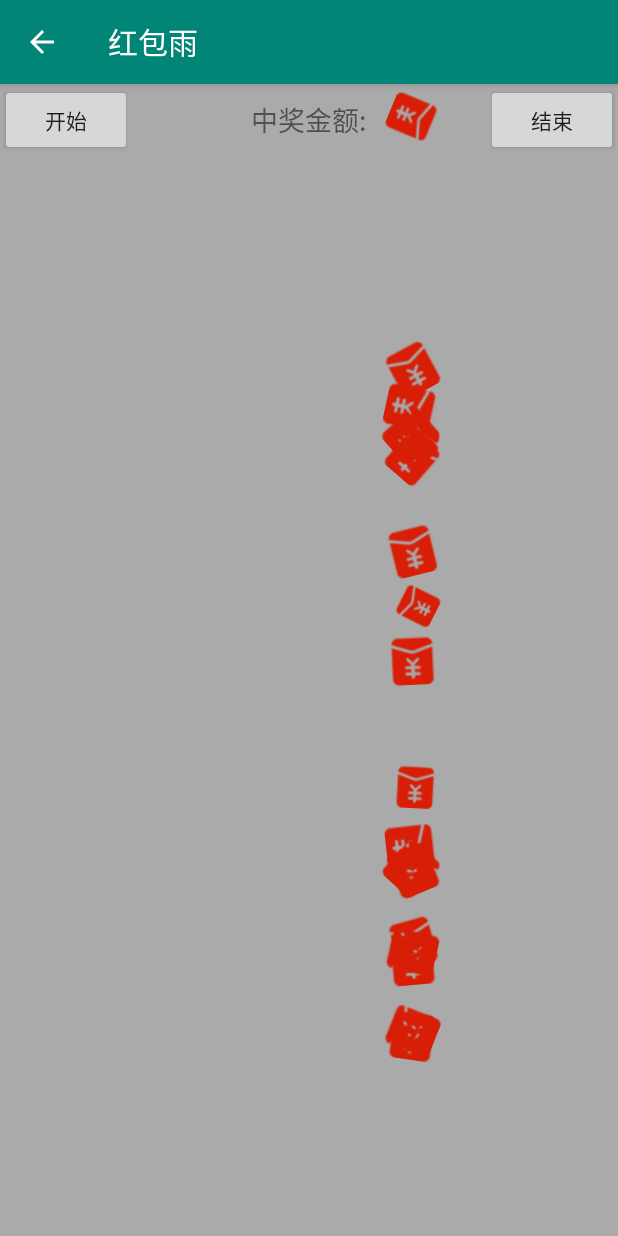
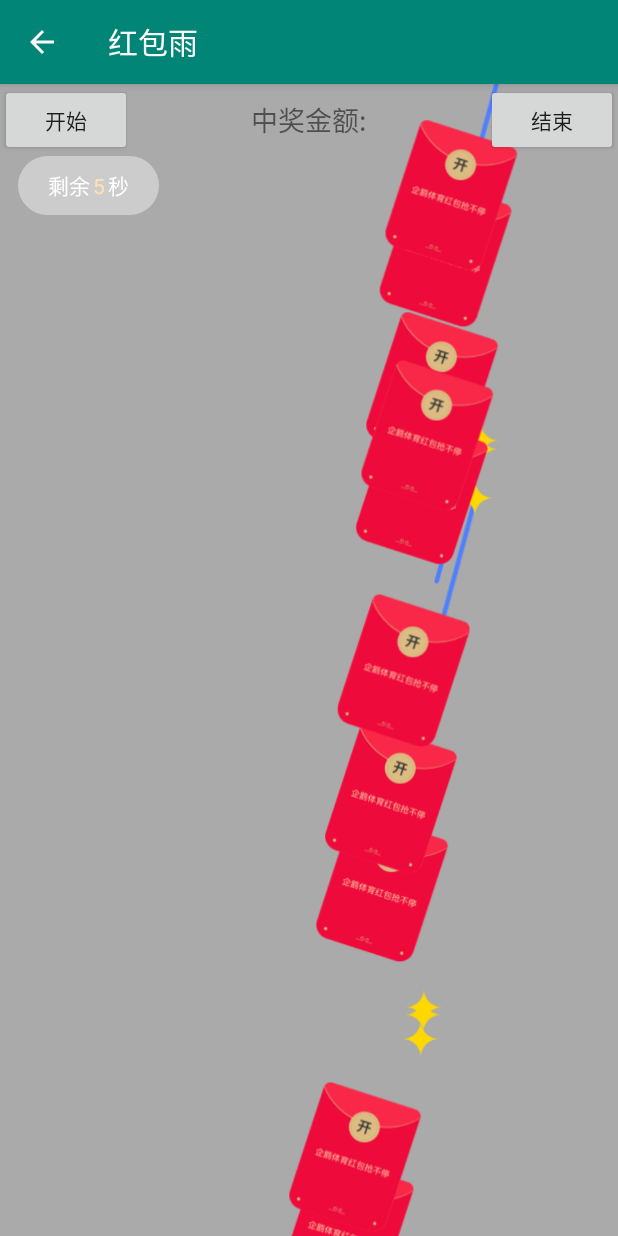
Before and after one commit to xiaogui5910/MyKotlinTestCode, an Android app: the RedPacketActivity screen opened directly, with no data from a screen before it, after a tap on "开始", on a phone screen of 412 x 824 dp. Run offline under Robolectric (Android 15) with nearby library versions, the phone set to English and light mode, and no system bars.

Commit message:
coding by qie_6.0.1 ui design

```diff
--- a/app/src/main/java/com/example/chenchenggui/mykotlintestcode/activity/RedPacketActivity.kt
+++ b/app/src/main/java/com/example/chenchenggui/mykotlintestcode/activity/RedPacketActivity.kt
@@ -1,23 +1,28 @@
 package com.example.chenchenggui.mykotlintestcode.activity
 
 import android.os.Bundle
+import android.os.CountDownTimer
 import android.support.v7.app.AlertDialog
 import android.support.v7.app.AppCompatActivity
+import android.util.Log
 import android.view.MenuItem
 import android.view.View
 import android.widget.Button
 import android.widget.TextView
 import com.example.chenchenggui.mykotlintestcode.R
 import com.example.chenchenggui.mykotlintestcode.redpacket.RedPacket
+import com.example.chenchenggui.mykotlintestcode.redpacket.RedPacketDialog
 import com.example.chenchenggui.mykotlintestcode.redpacket.RedPacketView
 
 class RedPacketActivity : AppCompatActivity(), View.OnClickListener {
-    private lateinit var  redRainView1:RedPacketView
-    private lateinit var  start:Button
-    private lateinit var  stop:Button
-    private lateinit var money:TextView
+    private lateinit var redRainView1: RedPacketView
+    private lateinit var start: Button
+    private lateinit var stop: Button
+    private lateinit var money: TextView
     private var totalmoney = 0
     private lateinit var ab: AlertDialog.Builder
+    private lateinit var tvCount:TextView
+    private var countDownTimer:CountDownTimer?=null
 
     override fun onCreate(savedInstanceState: Bundle?) {
         super.onCreate(savedInstanceState)
@@ -25,37 +30,86 @@ class RedPacketActivity : AppCompatActivity(), View.OnClickListener {
 
 
         ab = AlertDialog.Builder(this)
-        start =  findViewById(R.id.start)
+        start = findViewById(R.id.start)
         stop = findViewById(R.id.stop)
-        money =findViewById(R.id.money)
+        money = findViewById(R.id.money)
         redRainView1 = findViewById(R.id.red_packets_view1)
+        tvCount=findViewById(R.id.tv_count)
+
         start.setOnClickListener(this)
         stop.setOnClickListener(this)
+        tvCount.setOnClickListener(this)
 
         supportActionBar?.setHomeButtonEnabled(true)
         supportActionBar?.setDisplayHomeAsUpEnabled(true)
-        supportActionBar?.title="红包雨"
+        supportActionBar?.title = "红包雨"
 
     }
 
     override fun onOptionsItemSelected(item: MenuItem?): Boolean {
-        if (item?.itemId==android.R.id.home){
+        if (item?.itemId == android.R.id.home) {
             finish()
         }
         return super.onOptionsItemSelected(item)
     }
+
     override fun onClick(v: View?) {
-        when(v?.id){
-            R.id.start->startRedRain()
-            R.id.stop->stopRedRain()
+        when (v?.id) {
+            R.id.start -> {
+//                startRedRain()
+                countDownTimer?.cancel()
+                tvCount.text="5"
+                startRedRain1()
+            }
+            R.id.stop -> stopRedRain()
+            R.id.tv_count->{
+                startRedRain1()
+                countDownTimer=object :CountDownTimer(5*1000,1000){
+                    override fun onFinish() {
+                        tvCount.text="5"
+                        stopRedRain()
+                    }
+
+                    override fun onTick(millisUntilFinished: Long) {
+                        tvCount.text=(millisUntilFinished/1000).toString()
+                    }
+
+                }.start()
+            }
         }
     }
+
+    private fun startRedRain1() {
+        redRainView1.startRain()
+
+        redRainView1.setOnRedPacketClickListener(object : RedPacketView.OnRedPacketClickListener {
+            override fun onRedPacketClickListener(redPacket: RedPacket) {
+                redRainView1.stopRainNow()
+
+                val dialog = RedPacketDialog()
+                dialog.setOnDialogPositiveListener {
+                    Log.e("red_pack","activity-isRealRed=${redPacket.isRealRed}")
+                    if (redPacket.isRealRed) {
+                        dialog.openRedPacket(redPacket)
+                        totalmoney += redPacket.money
+                    } else {
+                        dialog.openRedPacket(redPacket)
+                    }
+                }
+
+                redRainView1.post { dialog.show(supportFragmentManager, "red_packet") }
+                Log.e("red_packet", "onRedPacketClickListener")
+            }
+
+        })
+    }
+
     /**
      * 开始下红包雨
      */
     private fun startRedRain() {
         redRainView1.startRain()
-        redRainView1.setOnRedPacketClickListener(object :RedPacketView.OnRedPacketClickListener{
+        redRainView1.setOnRedPacketClickListener(object : RedPacketView.OnRedPacketClickListener {
             override fun onRedPacketClickListener(redPacket: RedPacket) {
                 redRainView1.pauseRain()
                 ab.setCancelable(false)
@@ -65,7 +119,7 @@ class RedPacketActivity : AppCompatActivity(), View.OnClickListener {
                 if (redPacket.isRealRed) {
                     ab.setMessage("恭喜你，抢到了" + redPacket.money + "元！")
                     totalmoney += redPacket.money
-                    money.text=("中奖金额: $totalmoney")
+                    money.text = ("中奖金额: $totalmoney")
                 } else {
                     ab.setMessage("很遗憾，下次继续努力！")
                 }
@@ -80,6 +134,8 @@ class RedPacketActivity : AppCompatActivity(), View.OnClickListener {
      */
     private fun stopRedRain() {
         totalmoney = 0//金额清零
+        countDownTimer?.cancel()
+        tvCount.text="5"
         redRainView1.stopRainNow()
     }
 
--- a/app/src/main/java/com/example/chenchenggui/mykotlintestcode/redpacket/RedPacket.kt
+++ b/app/src/main/java/com/example/chenchenggui/mykotlintestcode/redpacket/RedPacket.kt
@@ -2,6 +2,7 @@ package com.example.chenchenggui.mykotlintestcode.redpacket
 
 import android.content.Context
 import android.graphics.Bitmap
+import android.util.Log
 import java.util.*
 
 /**
@@ -9,7 +10,8 @@ import java.util.*
  * author : chenchenggui
  * creation date: 2018/11/27
  */
-class RedPacket(context: Context, originalBitmap: Bitmap, speed: Int, maxSize: Float, minSize: Float, viewWidth: Int) {
+class RedPacket(context: Context, originalBitmap: Bitmap, speed: Int, maxSize: Float, minSize:
+Float, viewWidth: Int, var isRedPacketStyle: Boolean) {
     var x: Float = 0f
     var y: Float = 0f
     var rotation: Float = 0f
@@ -20,7 +22,12 @@ class RedPacket(context: Context, originalBitmap: Bitmap, speed: Int, maxSize: F
     var bitmap: Bitmap? = null
     var money: Int = 0
     var isRealRed: Boolean = false
+    var prizeName:String=""
+    var prizeType:PrizeType=PrizeType.EMPTY
 
+    enum class PrizeType{
+        MONEY,COUPON,EMPTY
+    }
     /**
      * 随机 是否为中奖红包
      */
@@ -28,11 +35,20 @@ class RedPacket(context: Context, originalBitmap: Bitmap, speed: Int, maxSize: F
     //中奖金额
     val isRealRedPacket: Boolean
         get() {
-            val random = Random()
-            val num = random.nextInt(10) + 1
-            if (num % 2 == 0) {
-                money = num * 2
-                return true
+            if (isRedPacketStyle){
+                val random = Random()
+                val num = random.nextInt(10) + 1
+                if (num % 2 == 0) {
+                    if (num<=5){
+                        prizeType=PrizeType.MONEY
+                        prizeName="企鹅体育的红包"
+                    }else{
+                        prizeType=PrizeType.COUPON
+                        prizeName="沃尔玛的优惠券"
+                    }
+                    money = num * 2
+                    return true
+                }
             }
             return false
         }
@@ -43,18 +59,24 @@ class RedPacket(context: Context, originalBitmap: Bitmap, speed: Int, maxSize: F
         if (widthRandom < minSize || widthRandom > maxSize) {
             widthRandom = maxSize.toDouble()
         }
+//        if (isRedPacketStyle){
+            widthRandom=0.6
+//        }
+        Log.e("red_packet","widthRandom=$widthRandom")
         //红包的宽度
         width = (originalBitmap.width * widthRandom).toInt()
         //红包的高度
         height = width * originalBitmap.height / originalBitmap.width
+        Log.e("red_packet","width=$width---height=$height")
         val mWidth = if (viewWidth == 0) context.resources.displayMetrics.widthPixels else viewWidth
         //生成红包bitmap
         bitmap = Bitmap.createScaledBitmap(originalBitmap, width, height, true)
         originalBitmap.recycle()
         val random = Random()
         //红包起始位置x:[0,mWidth-width]
-        val rx = random.nextInt(mWidth) - width
-        x = (if (rx <= 0) 0 else rx).toFloat()
+        val rx = random.nextInt(mWidth)+100 - width
+        Log.e("red_packet","rx=$rx")
+        x = (if (rx <= 0) 100 else rx).toFloat()
         //红包起始位置y
         y = (-height).toFloat()
         //初始化该红包的下落速度
@@ -65,6 +87,7 @@ class RedPacket(context: Context, originalBitmap: Bitmap, speed: Int, maxSize: F
         rotationSpeed = Math.random().toFloat() * 90 - 45
         //初始化是否为中奖红包
         isRealRed = isRealRedPacket
+        Log.e("red_packet","isRealRed=$isRealRed")
     }
 
     /**
--- a/app/src/main/java/com/example/chenchenggui/mykotlintestcode/redpacket/RedPacketView.kt
+++ b/app/src/main/java/com/example/chenchenggui/mykotlintestcode/redpacket/RedPacketView.kt
@@ -7,6 +7,7 @@ import android.graphics.Canvas
 import android.graphics.Matrix
 import android.graphics.Paint
 import android.util.AttributeSet
+import android.util.Log
 import android.view.MotionEvent
 import android.view.View
 import android.view.animation.LinearInterpolator
@@ -19,7 +20,8 @@ import java.util.*
  * creation date: 2018/11/27
  */
 class RedPacketView : View {
-    private var mImgIds = intArrayOf(R.drawable.red_packets_icon)//红包图片
+    private var mImgIds = intArrayOf(R.drawable.rain_red_packet, R.drawable.rain_line
+            , R.drawable.rain_oval, R.drawable.rain_star)//红包图片
     private var count: Int = 0//红包数量
     private var speed: Int = 0//下落速度
     private var maxSize: Float = 0f//红包大小的范围
@@ -79,10 +81,15 @@ class RedPacketView : View {
                 for (i in redPacketList.indices) {
                     val redPacket = redPacketList[i]
                     //更新红包的下落的位置y
-                    redPacket.y += +redPacket.speed * secs
+                    redPacket.y += redPacket.speed * secs
+                    redPacket.x -= redPacket.speed * secs / 10
 
-                    //如果y坐标大于view的高度 说明划出屏幕，y重新设置起始位置，以及中奖属性
-                    if (redPacket.y > height) {
+                    //如果y坐标大于view的高度或者x坐标小于负红包宽度 说明划出屏幕，重新设置x,y起始位置，以及中奖属性
+                    if (redPacket.y > height || redPacket.x < -redPacket.width) {
+                        val random = Random()
+                        val rx = random.nextInt(mWidth) + 100 - redPacket.width
+                        Log.e("red_packet", "rx=$rx")
+                        redPacket.x = (if (rx <= 0) 100 else rx).toFloat()
                         redPacket.y = (0 - redPacket.height).toFloat()
                         redPacket.isRealRed = redPacket.isRealRedPacket
                     }
@@ -133,9 +140,15 @@ class RedPacketView : View {
             return
         for (i in 0 until count) {
             //获取红包原始图片
-            val originalBitmap = BitmapFactory.decodeResource(resources, mImgIds[0])
+            val randomIndex: Int = when {
+                i < 3 -> 1
+                i < 9 -> Random().nextInt(mImgIds.size - 2) + 2
+                else -> 0
+            }
+            val originalBitmap = BitmapFactory.decodeResource(resources, mImgIds[randomIndex])
             //生成红包实体类
-            val redPacket = RedPacket(context, originalBitmap, speed, maxSize, minSize, mWidth)
+            val redPacket = RedPacket(context, originalBitmap, speed, maxSize, minSize, mWidth,
+                    randomIndex == 0)
             //添加进入红包数组
             redPacketList.add(redPacket)
         }
@@ -176,15 +189,38 @@ class RedPacketView : View {
         //遍历红包数组，绘制红包
         for (i in redPacketList.indices) {
             val redPacket = redPacketList[i]
+            if (!redPacket.isRedPacketStyle) {
                 //将红包旋转redPacket.rotation角度后 移动到（redPacket.x，redPacket.y）进行绘制红包
 
                 redMatrix?.let {
                     it.setTranslate((-redPacket.width / 2).toFloat(), (-redPacket.height / 2).toFloat())
-                it.postRotate(redPacket.rotation)
+                    if (redPacket.isRedPacketStyle) {
+//                    it.postRotate(redPacket.rotation)
+                    }
                     it.postTranslate(redPacket.width / 2 + redPacket.x, redPacket.height / 2 +
                             redPacket.y)
                     //绘制红包
                     canvas.drawBitmap(redPacket.bitmap!!, it, paint)
+                }
+            }
+
+        }
+        for (i in redPacketList.indices) {
+            val redPacket = redPacketList[i]
+            if (redPacket.isRedPacketStyle) {
+
+                //将红包旋转redPacket.rotation角度后 移动到（redPacket.x，redPacket.y）进行绘制红包
+
+                redMatrix?.let {
+                    it.setTranslate((-redPacket.width / 2).toFloat(), (-redPacket.height / 2).toFloat())
+                    if (redPacket.isRedPacketStyle) {
+//                    it.postRotate(redPacket.rotation)
+                    }
+                    it.postTranslate(redPacket.width / 2 + redPacket.x, redPacket.height / 2 +
+                            redPacket.y)
+                    //绘制红包
+                    canvas.drawBitmap(redPacket.bitmap!!, it, paint)
+                }
             }
 
         }
@@ -196,11 +232,12 @@ class RedPacketView : View {
                 //根据点击的坐标点，判断是否点击在红包的区域
                 val redPacket = isRedPacketClick(motionEvent.x, motionEvent.y)
                 if (redPacket != null) {
+                    if (redPacket.isRedPacketStyle) {
                         //如果点击在红包上，重新设置起始位置，以及中奖属性
                         redPacket.y = (0 - redPacket.height).toFloat()
                         redPacket.isRealRed = redPacket.isRealRedPacket
-
                         onRedPacketClickListener?.onRedPacketClickListener(redPacket)
+                    }
                 }
             }
             MotionEvent.ACTION_MOVE -> {
--- /dev/null
+++ b/app/src/main/res/drawable/shape_red_packet_second.xml
@@ -0,0 +1,5 @@
+<?xml version="1.0" encoding="utf-8"?>
+<shape xmlns:android="http://schemas.android.com/apk/res/android">
+   <solid android:color="#66FFFFFF"/>
+    <corners android:radius="20dp" />
+</shape>
--- a/app/src/main/res/layout/activity_red_packet.xml
+++ b/app/src/main/res/layout/activity_red_packet.xml
@@ -43,4 +43,38 @@
         app:max_size="0.8"
         app:min_size="0.6"
         app:speed="500" />
+    <LinearLayout
+        android:orientation="horizontal"
+        android:layout_marginLeft="12dp"
+        android:paddingTop="8dp"
+        android:paddingBottom="8dp"
+        android:paddingLeft="20dp"
+        android:paddingRight="20dp"
+        android:layout_below="@+id/start"
+        android:gravity="center_vertical"
+        android:background="@drawable/shape_red_packet_second"
+        android:layout_width="wrap_content"
+        android:layout_height="wrap_content">
+        <TextView
+            android:text="剩余"
+            android:textColor="@android:color/white"
+            android:textSize="14sp"
+            android:layout_width="wrap_content"
+            android:layout_height="wrap_content" />
+        <TextView
+            android:text="5"
+            android:id="@+id/tv_count"
+            android:textColor="#FFE2B1"
+            android:textSize="14sp"
+            android:padding="2dp"
+            android:layout_width="wrap_content"
+            android:layout_height="wrap_content" />
+        <TextView
+            android:text="秒"
+            android:textColor="@android:color/white"
+            android:textSize="14sp"
+            android:layout_width="wrap_content"
+            android:layout_height="wrap_content" />
+    </LinearLayout>
+
 </RelativeLayout>
--- a/app/src/main/res/values/styles.xml
+++ b/app/src/main/res/values/styles.xml
@@ -8,4 +8,7 @@
         <item name="colorAccent">@color/colorAccent</item>
     </style>
 
+    <style name="Fragment_dialog_style" >
+        <item name="android:windowBackground">@android:color/transparent</item>
+    </style>
 </resources>
```
Also changed, not shown: app/src/main/java/com/example/chenchenggui/mykotlintestcode/redpacket/RedPacketDialog.kt (added, +106 -0 lines), app/src/main/res/drawable/shape_dialog_red_packet_coupon.xml (added, +7 -0 lines), app/src/main/res/layout/dialog_red_packet.xml (added, +111 -0 lines), app/src/main/res/drawable/rain_line.png (added), app/src/main/res/drawable/rain_logo.png (added), app/src/main/res/drawable/rain_oval.png (added), app/src/main/res/drawable/rain_red_packet.png (added), app/src/main/res/drawable/rain_red_packet_open.png (added), app/src/main/res/drawable/rain_red_packet_opend.png (added), app/src/main/res/drawable/rain_star.png (added). Lines whose indentation alone changed are shown as unchanged.
